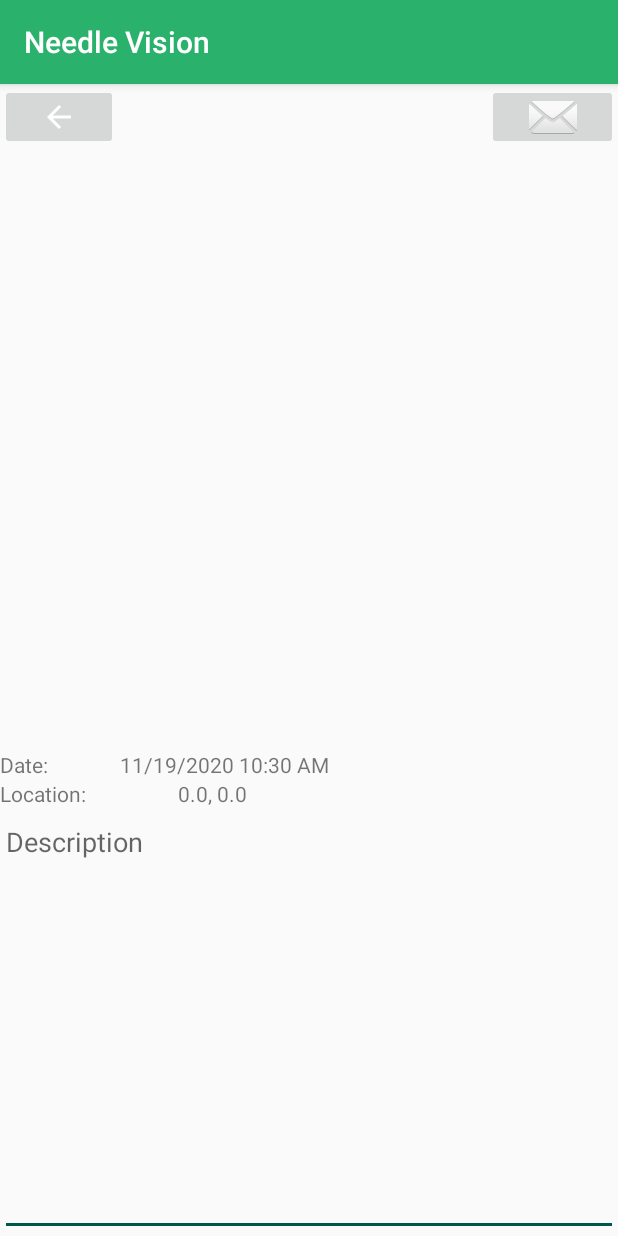
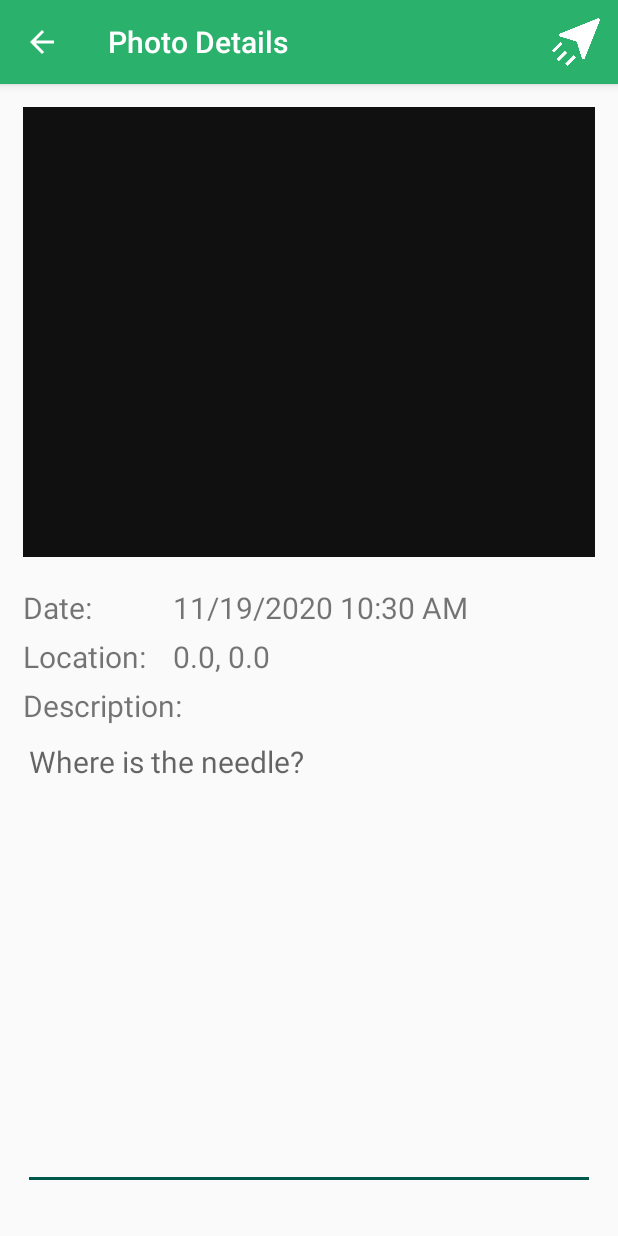
Before and after one commit to muyen1/Needle-Vision, an Android app: the PhotoActivity screen opened directly, with no data from a screen before it, on a phone screen of 412 x 824 dp. Run offline under Robolectric (Android 15) with nearby library versions, the light colour scheme and no system bars; our stand-ins replace Firebase (no records; nobody signed in at launch, a user with empty details on screens opened directly).

Commit message:
fixed the layout of the photo activity

```diff
--- a/app/src/main/java/com/example/needlevision/Filter.java
+++ b/app/src/main/java/com/example/needlevision/Filter.java
@@ -19,6 +19,7 @@ public class Filter extends AppCompatActivity {
     protected void onCreate(Bundle savedInstanceState) {
         super.onCreate(savedInstanceState);
         setContentView(R.layout.activity_filter);
+        getSupportActionBar().setDisplayHomeAsUpEnabled(true);
 
         SeekBar bar = findViewById(R.id.distance_slider);
         Intent i = getIntent();
--- a/app/src/main/java/com/example/needlevision/PhotoActivity.java
+++ b/app/src/main/java/com/example/needlevision/PhotoActivity.java
@@ -2,6 +2,7 @@ package com.example.needlevision;
 
 import android.app.Activity;
 import android.content.Context;
+import android.content.Intent;
 import android.content.pm.PackageManager;
 import android.graphics.Bitmap;
 import android.graphics.BitmapFactory;
@@ -9,6 +10,9 @@ import android.location.Location;
 import android.location.LocationListener;
 import android.location.LocationManager;
 import android.os.Bundle;
+import android.view.Menu;
+import android.view.MenuInflater;
+import android.view.MenuItem;
 import android.view.View;
 import android.widget.EditText;
 import android.widget.ImageButton;
@@ -16,11 +20,11 @@ import android.widget.ImageView;
 import android.widget.TextView;
 import android.widget.Toast;
 
+import androidx.annotation.NonNull;
 import androidx.annotation.Nullable;
 import androidx.appcompat.app.AppCompatActivity;
 import androidx.core.app.ActivityCompat;
 import androidx.core.content.ContextCompat;
-
 import com.example.needlevision.service.Database;
 
 import java.io.IOException;
@@ -30,8 +34,6 @@ import java.util.Calendar;
 public class PhotoActivity extends AppCompatActivity implements LocationListener {
 
     private String photoPath;
-    private ImageButton btn_back;
-    private ImageButton btn_upload;
     private ImageView imageView;
 
     private TextView label_date;
@@ -54,10 +56,10 @@ public class PhotoActivity extends AppCompatActivity implements LocationListener
         super.onCreate(savedInstanceState);
         setContentView(R.layout.activity_photo);
 
+        getSupportActionBar().setDisplayHomeAsUpEnabled(true);
+
         db = new Database();
 
-        btn_back = findViewById(R.id.btn_back);
-        btn_upload = findViewById(R.id.btn_upload);
         imageView = findViewById(R.id.imageView);
         label_date = findViewById(R.id.label_date);
         tv_date = findViewById(R.id.tv_date);
@@ -91,26 +93,6 @@ public class PhotoActivity extends AppCompatActivity implements LocationListener
 
         String coordinates = Double.toString(latitude) + ", " + Double.toString(longitude);
         tv_location.setText(coordinates);
-
-        btn_back.setOnClickListener(new View.OnClickListener() {
-            @Override
-            public void onClick(View v) {
-                setResult(RESULT_OK);
-                finish();
-            }
-        });
-
-        //This function probably needs to be expanded to include other functionality.
-        //Currently just returns to the main activity
-        btn_upload.setOnClickListener(new View.OnClickListener() {
-            @Override
-            public void onClick(View v) {
-                String description = et_description.getText().toString();
-                db.upload(photoPath, description, date, latitude, longitude);
-                setResult(RESULT_OK);
-                finish();
-            }
-        });
     }
 
     public void initLocation(){
@@ -151,4 +133,29 @@ public class PhotoActivity extends AppCompatActivity implements LocationListener
         Bitmap bitmap = BitmapFactory.decodeFile(photoPath);
         imageView.setImageBitmap(bitmap);
     }
+
+    @Override
+    public boolean onCreateOptionsMenu(@NonNull Menu menu) {
+        MenuInflater inflater = getMenuInflater();
+        inflater.inflate(R.menu.photo_menu, menu);
+        setActionBarTitle("Photo Details");
+        return super.onCreateOptionsMenu(menu);
+    }
+
+    @Override
+    public boolean onOptionsItemSelected(MenuItem item){
+        int id = item.getItemId();
+
+        if (id == R.id.photo_send_btn){
+            String description = et_description.getText().toString();
+            db.upload(photoPath, description, date, latitude, longitude);
+            setResult(RESULT_OK);
+            finish();
+        }
+        return super.onOptionsItemSelected(item);
+    }
+    public void setActionBarTitle(String title) {
+        getSupportActionBar().setTitle(title);
+    }
+
 }
--- a/app/src/main/java/com/example/needlevision/fragments/map_fragment.java
+++ b/app/src/main/java/com/example/needlevision/fragments/map_fragment.java
@@ -100,25 +100,13 @@ public class map_fragment extends Fragment implements OnMapReadyCallback {
 
         // List View
         postsList = rootView.findViewById(R.id.lvOffices);
-        ArrayList<Post> postArrayList = dummy();
+        // Make array of posts Here
+//        ArrayList<Post> postArrayList = dummy();
 
-        PostListAdapter adapter = new PostListAdapter(getActivity(), R.layout.post_layout, postArrayList);
-        postsList.setAdapter(adapter);
+//        PostListAdapter adapter = new PostListAdapter(getActivity(), R.layout.post_layout, postArrayList);
+//        postsList.setAdapter(adapter);
 
         return rootView;
-    }
-
-    private ArrayList<Post> dummy(){
-        ArrayList<Post> postsList = new ArrayList<>();
-//
-//        postsList.add(new Post(false,"Nov 1 2020", "4:20 pm" ,"123 Vancouver St.",  null));
-//        postsList.add(new Post(true,"Nov 5 2020", "1:50 am" ,"345 Burnaby St.",  "somewhere"));
-//        postsList.add(new Post(true,"Nov 10 2020", "6:40 pm" ,"245 Richmond St.",  "Under the tree"));
-//        postsList.add(new Post(false,"Nov 15 2020", "12:02 pm" ,"777 Port Moody St.", "on the Bench"));
-//        postsList.add(new Post(false,"Nov 10 2020", "3:30 pm" ,"245 Whistler St.",  "on the tree"));
-//        postsList.add(new Post(false,"Nov 20 2020", "11:12 pm" ,"777 Coquitlam St.", "beach"));
-
-        return postsList;
     }
 
     @Override
@@ -128,7 +116,7 @@ public class map_fragment extends Fragment implements OnMapReadyCallback {
         if (requestCode == FILTER_ID) {
             if (resultCode == RESULT_OK) {
                 // Update Map Pins
-                distance = data.getIntExtra("distance", 0);
+                distance = data.getIntExtra("distance", distance);
                 Snackbar.make(context, "Filter: "+ distance, Snackbar.LENGTH_LONG)
                         .setAction("Action", null).show();
             } else {
@@ -159,9 +147,7 @@ public class map_fragment extends Fragment implements OnMapReadyCallback {
             Intent filter = new Intent(getActivity(), Filter.class);
             filter.putExtra("distance", distance);
             startActivityForResult(filter, FILTER_ID);
-
         }
-
         return super.onOptionsItemSelected(item);
     }
 
--- a/app/src/main/res/layout/activity_filter.xml
+++ b/app/src/main/res/layout/activity_filter.xml
@@ -94,7 +94,7 @@
             android:layout_marginTop="25dp"
             android:layout_gravity="center|bottom"
             android:background="@color/colorGreen"
-            android:text="@string/guest"
+            android:text="@string/filter"
             android:textColor="@color/white">
         </Button>
 
--- a/app/src/main/res/layout/activity_photo.xml
+++ b/app/src/main/res/layout/activity_photo.xml
@@ -2,39 +2,16 @@
 <LinearLayout xmlns:android="http://schemas.android.com/apk/res/android"
     xmlns:app="http://schemas.android.com/apk/res-auto"
     android:orientation="vertical" android:layout_width="match_parent"
-    android:layout_height="match_parent">
-
-    <LinearLayout
-        android:layout_width="match_parent"
-        android:layout_height="wrap_content"
-        android:orientation="horizontal">
-
-        <ImageButton
-            android:id="@+id/btn_back"
-            android:layout_width="wrap_content"
-            android:layout_height="wrap_content"
-            android:layout_weight="1"
-            app:srcCompat="@drawable/abc_vector_test" />
-
-        <Space
-            android:layout_width="wrap_content"
-            android:layout_height="wrap_content"
-            android:layout_weight="8" />
-
-        <ImageButton
-            android:id="@+id/btn_upload"
-            android:layout_width="wrap_content"
-            android:layout_height="match_parent"
-            android:layout_weight="1"
-            app:srcCompat="@android:drawable/ic_dialog_email" />
-
-    </LinearLayout>
+    android:layout_height="match_parent"
+    android:padding="15dp">
 
     <ImageView
         android:id="@+id/imageView"
         android:layout_width="match_parent"
-        android:layout_height="400dp"
-        app:srcCompat="@android:drawable/stat_notify_sync" />
+        android:layout_height="300dp"
+        android:scaleType="fitCenter"
+        android:background="@color/imageBackground"
+        android:layout_marginBottom="20dp"/>
 
     <LinearLayout
         android:layout_width="match_parent"
@@ -44,50 +21,68 @@
         <LinearLayout
             android:layout_width="match_parent"
             android:layout_height="wrap_content"
-            android:orientation="horizontal">
+            android:orientation="horizontal"
+            android:layout_marginBottom="5dp">
 
             <TextView
                 android:id="@+id/label_date"
-                android:layout_width="wrap_content"
+                android:layout_width="100dp"
                 android:layout_height="wrap_content"
-                android:layout_weight="1"
-                android:text="Date:" />
+                android:textSize="20sp"
+                android:text="@string/date" />
 
             <TextView
                 android:id="@+id/tv_date"
-                android:layout_width="wrap_content"
+                android:layout_width="match_parent"
                 android:layout_height="wrap_content"
-                android:layout_weight="4" />
+                android:textSize="20sp"/>
 
         </LinearLayout>
 
         <LinearLayout
             android:layout_width="match_parent"
             android:layout_height="wrap_content"
-            android:orientation="horizontal">
+            android:orientation="horizontal"
+            android:layout_marginBottom="5dp">
 
             <TextView
                 android:id="@+id/label_location"
-                android:layout_width="wrap_content"
+                android:layout_width="100dp"
                 android:layout_height="wrap_content"
-                android:layout_weight="1"
-                android:text="Location:" />
+                android:textSize="20sp"
+                android:text="@string/location" />
 
             <TextView
                 android:id="@+id/tv_location"
-                android:layout_width="wrap_content"
+                android:layout_width="match_parent"
                 android:layout_height="wrap_content"
-                android:layout_weight="4" />
+                android:textSize="20sp"/>
         </LinearLayout>
 
-        <EditText
-            android:id="@+id/et_description"
+        <LinearLayout
             android:layout_width="match_parent"
             android:layout_height="match_parent"
-            android:ems="10"
-            android:gravity="start|top"
-            android:hint="Description"
-            android:inputType="textMultiLine" />
+            android:orientation="vertical"
+            android:layout_marginBottom="15dp">
+
+            <TextView
+                android:id="@+id/label_description"
+                android:layout_width="match_parent"
+                android:layout_height="wrap_content"
+                android:textSize="20sp"
+                android:text="@string/description" />
+
+            <EditText
+                android:id="@+id/et_description"
+                android:layout_width="match_parent"
+                android:layout_height="match_parent"
+                android:ems="10"
+                android:gravity="top"
+                android:hint="Where is the needle?"
+                android:textSize="20sp"
+                android:inputType="textMultiLine" />
+        </LinearLayout>
+
 
     </LinearLayout>
 
--- /dev/null
+++ b/app/src/main/res/menu/photo_menu.xml
@@ -0,0 +1,12 @@
+<?xml version="1.0" encoding="utf-8"?>
+<menu xmlns:android="http://schemas.android.com/apk/res/android"
+    xmlns:app="http://schemas.android.com/apk/res-auto">
+
+    <item
+        android:id="@+id/photo_send_btn"
+        android:icon="@drawable/send"
+        android:title="Send"
+        app:showAsAction="ifRoom">
+    </item>
+
+</menu>
--- a/app/src/main/res/values/colors.xml
+++ b/app/src/main/res/values/colors.xml
@@ -9,5 +9,7 @@
     <color name ="divider">#FF9900</color>
     <color name="colorWarning">#D42E47</color>
     <color name="colorNull">#595959</color>
+    <color name="imageBackground">#101010</color>
+
 
 </resources>
```
Also changed, not shown: app/src/main/AndroidManifest.xml (+8 -3 lines).
